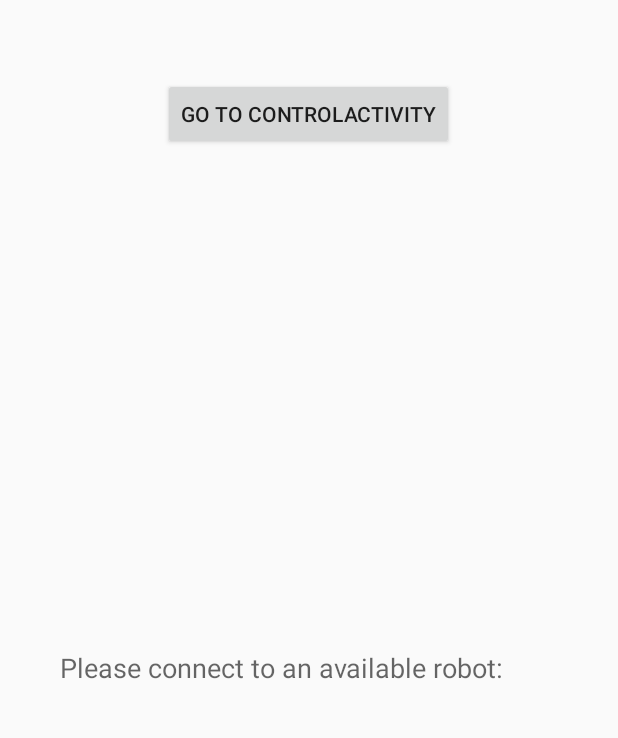
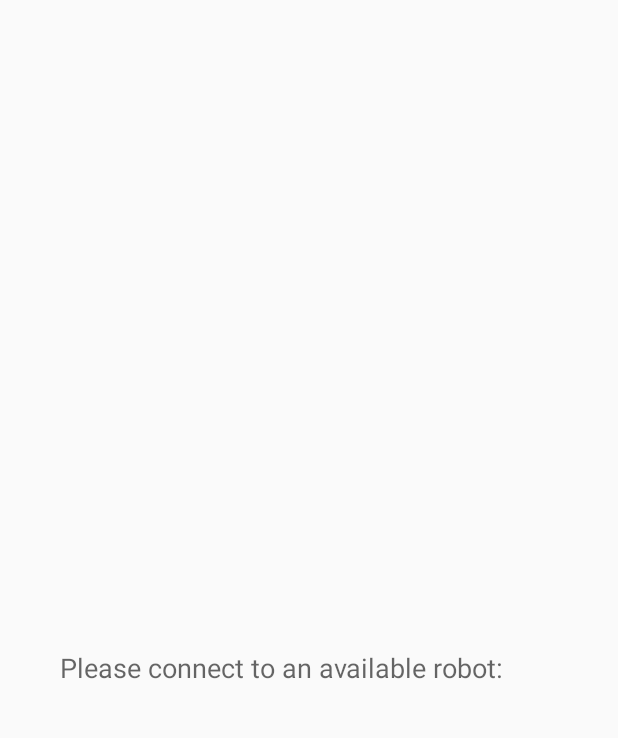
Before and after one commit to Woobs8/BachelorGoGo_RoboGoGo_Remote_Control, an Android app: the screen it shows after launch (ConnectActivity), on a phone screen of 412 x 824 dp, the part 170-908 px from its top. Run offline under Robolectric (Android 15) with nearby library versions, the phone set to English and light mode, and no system bars; 2 statements that could not run were skipped.

Commit message:
Fixed Button Deleted due to app will crash if wifi is not handled

```diff
--- a/app/src/main/java/bachelorgogo/com/robotcontrolapp/ConnectActivity.java
+++ b/app/src/main/java/bachelorgogo/com/robotcontrolapp/ConnectActivity.java
@@ -72,14 +72,6 @@ public class ConnectActivity extends AppCompatActivity implements ConnectDialogF
         Log.d("onCreate:", "called");
         setContentView(R.layout.activity_connect);
 
-        final Button btnControlActivity = (Button)findViewById(R.id.btnControlActivity);
-        btnControlActivity.setOnClickListener(new View.OnClickListener() {
-            @Override
-            public void onClick(View v) {
-                Intent intent = new Intent(ConnectActivity.this, ControlActivity.class);
-                startActivity(intent);
-            }
-        });
 
         //initialize WifiManager
         /*mWifiManager = (WifiP2pManager)getSystemService(Context.WIFI_P2P_SERVICE);
--- a/app/src/main/res/layout-land/activity_connect.xml
+++ b/app/src/main/res/layout-land/activity_connect.xml
@@ -49,13 +49,5 @@
         android:layout_centerVertical="true"
         android:layout_centerHorizontal="true" />
 
-    <Button
-        android:layout_width="wrap_content"
-        android:layout_height="wrap_content"
-        android:id="@+id/btnControlActivity"
-        android:text="@string/text_button_to_control"
-        android:layout_alignParentBottom="true"
-        android:layout_centerHorizontal="true" />
-
 
 </RelativeLayout>
--- a/app/src/main/res/layout/activity_connect.xml
+++ b/app/src/main/res/layout/activity_connect.xml
@@ -49,13 +49,4 @@
         android:layout_centerVertical="true"
         android:layout_centerHorizontal="true" />
 
-    <Button
-        android:layout_width="wrap_content"
-        android:layout_height="wrap_content"
-        android:layout_below="@+id/tvWelcome"
-        android:layout_centerHorizontal="true"
-        android:layout_marginTop="52dp"
-        android:id="@+id/btnControlActivity"
-        android:text="@string/text_button_to_control" />
-
 </RelativeLayout>
```
